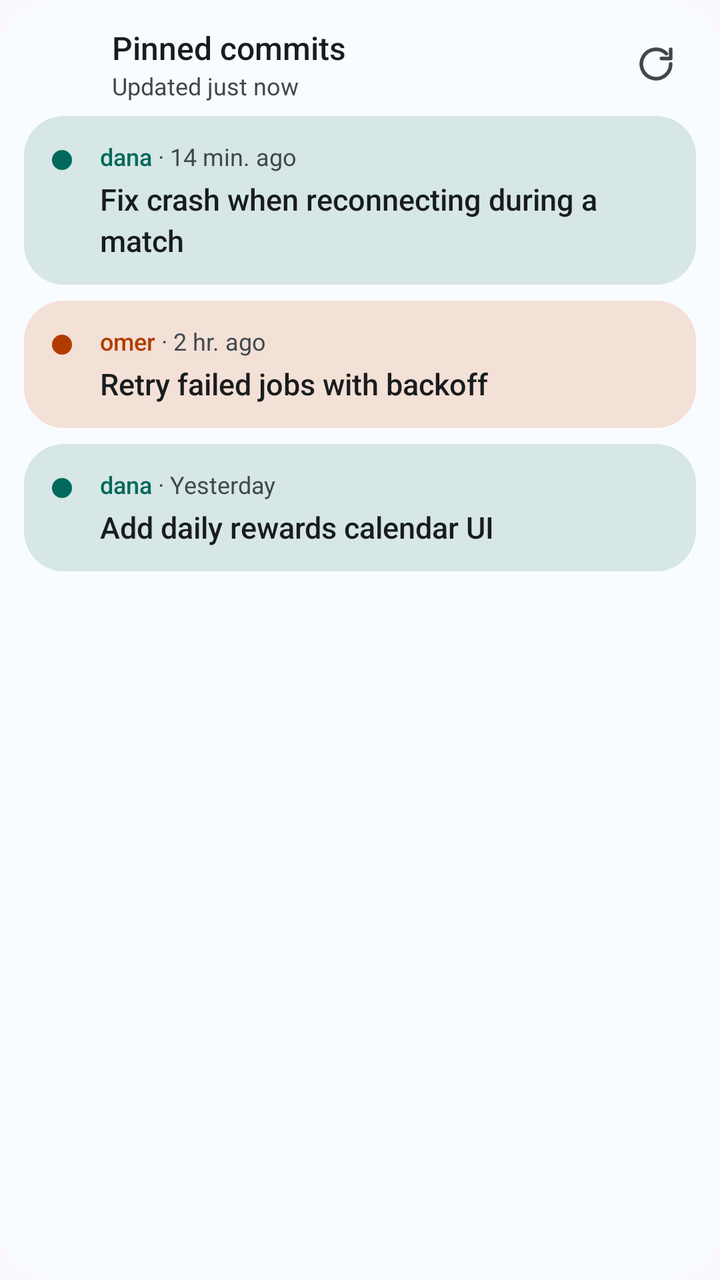
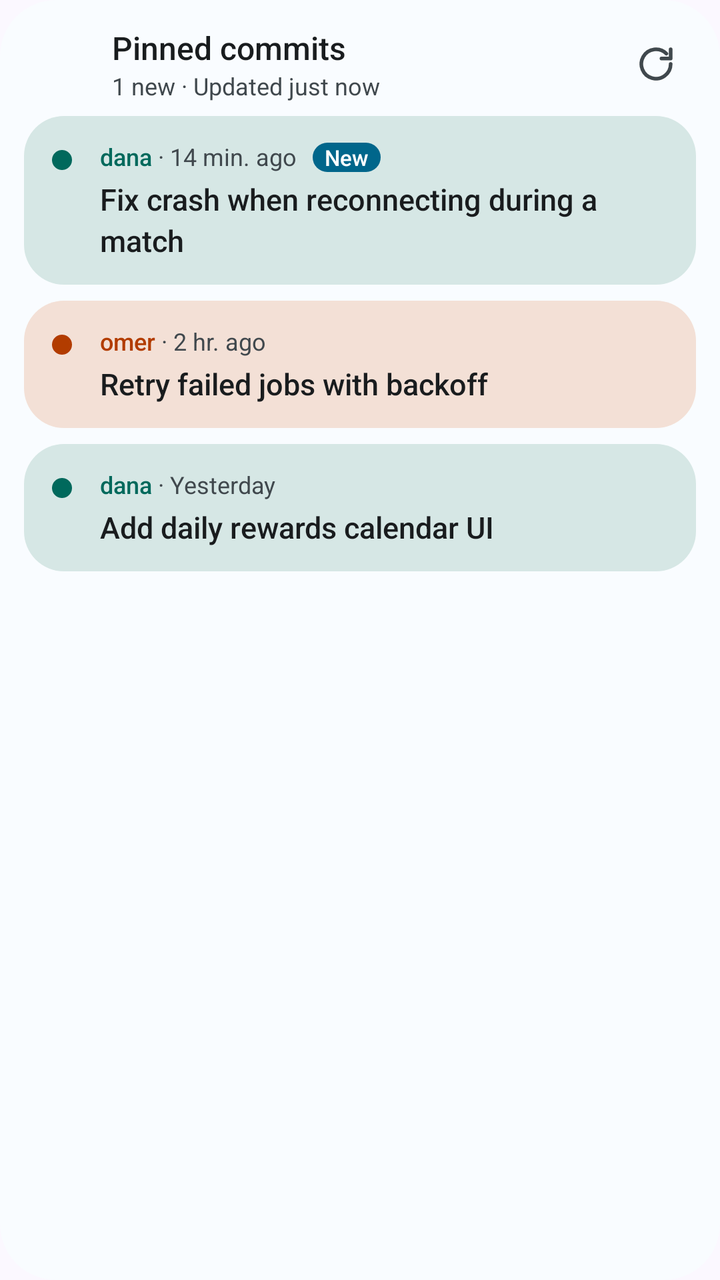

Compare the two renders of this Android layout. The source of the first and the diff that turns it into the second are given below.
<!-- AndroidManifest.xml: application theme AppTheme -->
<!-- res/layout/widget_preview.xml -->
<?xml version="1.0" encoding="utf-8"?>
<LinearLayout xmlns:android="http://schemas.android.com/apk/res/android"
    android:id="@android:id/background"
    android:layout_width="match_parent"
    android:layout_height="match_parent"
    android:background="@drawable/widget_bg"
    android:clipToOutline="true"
    android:orientation="vertical"
    android:paddingHorizontal="12dp"
    android:paddingTop="12dp"
    android:paddingBottom="6dp">

    <LinearLayout
        
        android:layout_width="match_parent"
        android:layout_height="wrap_content"
        android:gravity="center_vertical"
        android:minHeight="40dp"
        android:orientation="horizontal"
        android:paddingStart="8dp"
        android:paddingBottom="6dp">

        <ImageView
            android:layout_width="26dp"
            android:layout_height="26dp"
            android:layout_marginEnd="10dp"
            android:importantForAccessibility="no"
            android:src="@mipmap/ic_launcher" />

        <LinearLayout
            android:layout_width="0dp"
            android:layout_height="wrap_content"
            android:layout_weight="1"
            android:orientation="vertical">

            <TextView
                
                android:layout_width="wrap_content"
                android:layout_height="wrap_content"
                android:ellipsize="end"
                android:maxLines="1"
                android:fontFamily="sans-serif-medium"
                android:text="@string/widget_title"
                android:textColor="@color/widget_text"
                android:textSize="16sp" />

            <TextView
                android:text="Updated just now"
                android:layout_width="wrap_content"
                android:layout_height="wrap_content"
                android:ellipsize="end"
                android:maxLines="1"
                android:textColor="@color/widget_text_muted"
                android:textSize="12sp" />
        </LinearLayout>

        <ImageButton
            
            android:layout_width="40dp"
            android:layout_height="40dp"
            android:background="?android:attr/selectableItemBackgroundBorderless"
            android:contentDescription="@string/refresh"
            android:src="@drawable/ic_refresh" />
    </LinearLayout>

    <FrameLayout
        android:layout_width="match_parent"
        android:layout_height="0dp"
        android:layout_weight="1">

        <LinearLayout android:layout_width="match_parent" android:layout_height="wrap_content" android:orientation="vertical">
<LinearLayout
    android:layout_width="match_parent"
    android:layout_height="wrap_content"
    android:layout_marginBottom="8dp"
    android:background="@drawable/widget_row_bg"
    android:backgroundTint="#D6E7E5"
    android:orientation="horizontal"
    android:paddingHorizontal="14dp"
    android:paddingVertical="12dp">

    <ImageView
        android:tint="#00695C"
        android:layout_width="10dp"
        android:layout_height="10dp"
        android:layout_marginTop="5dp"
        android:layout_marginEnd="14dp"
        android:importantForAccessibility="no"
        android:src="@drawable/author_dot" />

    <LinearLayout
        android:layout_width="0dp"
        android:layout_height="wrap_content"
        android:layout_weight="1"
        android:orientation="vertical">

        <LinearLayout
            android:layout_width="match_parent"
            android:layout_height="wrap_content"
            android:baselineAligned="true"
            android:orientation="horizontal">

            <TextView
                android:text="dana"
                android:textColor="#00695C"
                android:layout_width="wrap_content"
                android:layout_height="wrap_content"
                android:ellipsize="end"
                android:fontFamily="sans-serif-medium"
                android:maxLines="1"
                android:textSize="12sp" />

            <TextView
                android:text=" · 14 min. ago"
                android:layout_width="wrap_content"
                android:layout_height="wrap_content"
                android:maxLines="1"
                android:textColor="@color/widget_text_muted"
                android:textSize="12sp" />

            <TextView
                android:text=""
                android:layout_width="0dp"
                android:layout_height="wrap_content"
                android:layout_marginStart="10dp"
                android:layout_weight="1"
                android:ellipsize="end"
                android:gravity="end"
                android:maxLines="1"
                android:textColor="@color/widget_text_muted"
                android:textSize="12sp" />
        </LinearLayout>

        <TextView
            android:text="Fix crash when reconnecting during a match"
            android:layout_width="match_parent"
            android:layout_height="wrap_content"
            android:layout_marginTop="3dp"
            android:ellipsize="end"
            android:lineSpacingExtra="3dp"
            android:maxLines="2"
            android:fontFamily="sans-serif-medium"
            android:textColor="@color/widget_text"
            android:textSize="15sp" />
    </LinearLayout>
</LinearLayout>

<LinearLayout
    android:layout_width="match_parent"
    android:layout_height="wrap_content"
    android:layout_marginBottom="8dp"
    android:background="@drawable/widget_row_bg"
    android:backgroundTint="#F3E0D6"
    android:orientation="horizontal"
    android:paddingHorizontal="14dp"
    android:paddingVertical="12dp">

    <ImageView
        android:tint="#B23C00"
        android:layout_width="10dp"
        android:layout_height="10dp"
        android:layout_marginTop="5dp"
        android:layout_marginEnd="14dp"
        android:importantForAccessibility="no"
        android:src="@drawable/author_dot" />

    <LinearLayout
        android:layout_width="0dp"
        android:layout_height="wrap_content"
        android:layout_weight="1"
        android:orientation="vertical">

        <LinearLayout
            android:layout_width="match_parent"
            android:layout_height="wrap_content"
            android:baselineAligned="true"
            android:orientation="horizontal">

            <TextView
                android:text="omer"
                android:textColor="#B23C00"
                android:layout_width="wrap_content"
                android:layout_height="wrap_content"
                android:ellipsize="end"
                android:fontFamily="sans-serif-medium"
                android:maxLines="1"
                android:textSize="12sp" />

            <TextView
                android:text=" · 2 hr. ago"
                android:layout_width="wrap_content"
                android:layout_height="wrap_content"
                android:maxLines="1"
                android:textColor="@color/widget_text_muted"
                android:textSize="12sp" />

            <TextView
                android:text=""
                android:layout_width="0dp"
                android:layout_height="wrap_content"
                android:layout_marginStart="10dp"
                android:layout_weight="1"
                android:ellipsize="end"
                android:gravity="end"
                android:maxLines="1"
                android:textColor="@color/widget_text_muted"
                android:textSize="12sp" />
        </LinearLayout>

        <TextView
            android:text="Retry failed jobs with backoff"
            android:layout_width="match_parent"
            android:layout_height="wrap_content"
            android:layout_marginTop="3dp"
            android:ellipsize="end"
            android:lineSpacingExtra="3dp"
            android:maxLines="2"
            android:fontFamily="sans-serif-medium"
            android:textColor="@color/widget_text"
            android:textSize="15sp" />
    </LinearLayout>
</LinearLayout>

<LinearLayout
    android:layout_width="match_parent"
    android:layout_height="wrap_content"
    android:layout_marginBottom="8dp"
    android:background="@drawable/widget_row_bg"
    android:backgroundTint="#D6E7E5"
    android:orientation="horizontal"
    android:paddingHorizontal="14dp"
    android:paddingVertical="12dp">

    <ImageView
        android:tint="#00695C"
        android:layout_width="10dp"
        android:layout_height="10dp"
        android:layout_marginTop="5dp"
        android:layout_marginEnd="14dp"
        android:importantForAccessibility="no"
        android:src="@drawable/author_dot" />

    <LinearLayout
        android:layout_width="0dp"
        android:layout_height="wrap_content"
        android:layout_weight="1"
        android:orientation="vertical">

        <LinearLayout
            android:layout_width="match_parent"
            android:layout_height="wrap_content"
            android:baselineAligned="true"
            android:orientation="horizontal">

            <TextView
                android:text="dana"
                android:textColor="#00695C"
                android:layout_width="wrap_content"
                android:layout_height="wrap_content"
                android:ellipsize="end"
                android:fontFamily="sans-serif-medium"
                android:maxLines="1"
                android:textSize="12sp" />

            <TextView
                android:text=" · Yesterday"
                android:layout_width="wrap_content"
                android:layout_height="wrap_content"
                android:maxLines="1"
                android:textColor="@color/widget_text_muted"
                android:textSize="12sp" />

            <TextView
                android:text=""
                android:layout_width="0dp"
                android:layout_height="wrap_content"
                android:layout_marginStart="10dp"
                android:layout_weight="1"
                android:ellipsize="end"
                android:gravity="end"
                android:maxLines="1"
                android:textColor="@color/widget_text_muted"
                android:textSize="12sp" />
        </LinearLayout>

        <TextView
            android:text="Add daily rewards calendar UI"
            android:layout_width="match_parent"
            android:layout_height="wrap_content"
            android:layout_marginTop="3dp"
            android:ellipsize="end"
            android:lineSpacingExtra="3dp"
            android:maxLines="2"
            android:fontFamily="sans-serif-medium"
            android:textColor="@color/widget_text"
            android:textSize="15sp" />
    </LinearLayout>
</LinearLayout>

        </LinearLayout>
    </FrameLayout>
</LinearLayout>
<!-- resources referenced by this layout -->
<resources>
  <color name="widget_text">@android:color/system_neutral1_900</color>
  <color name="widget_text_muted">@android:color/system_neutral2_700</color>
  <!-- drawable author_dot (drawable) -->
  <?xml version="1.0" encoding="utf-8"?>
  <shape xmlns:android="http://schemas.android.com/apk/res/android" android:shape="oval">
      <solid android:color="#ffffff" />
      <size android:width="10dp" android:height="10dp" />
  </shape>
  <!-- drawable ic_refresh (drawable) -->
  <vector xmlns:android="http://schemas.android.com/apk/res/android"
      android:width="22dp" android:height="22dp" android:viewportWidth="24" android:viewportHeight="24">
      <path android:pathData="M20,12a8,8 0,1 1,-2.34 -5.66M20,4v5h-5"
          android:strokeColor="@color/widget_text_muted" android:strokeWidth="2"
          android:strokeLineCap="round" android:strokeLineJoin="round" />
  </vector>
  <!-- drawable widget_bg (drawable) -->
  <?xml version="1.0" encoding="utf-8"?>
  <shape xmlns:android="http://schemas.android.com/apk/res/android">
      <solid android:color="@color/widget_bg" />
      <corners android:radius="@android:dimen/system_app_widget_background_radius" />
  </shape>
  <!-- drawable widget_row_bg (drawable) -->
  <?xml version="1.0" encoding="utf-8"?>
  <ripple xmlns:android="http://schemas.android.com/apk/res/android" android:color="#26888888">
      <item>
          <shape>
              <solid android:color="@color/widget_row_bg" />
              <corners android:radius="@android:dimen/system_app_widget_inner_radius" />
          </shape>
      </item>
  </ripple>
  <!-- mipmap ic_launcher (mipmap-anydpi-v26) -->
  <?xml version="1.0" encoding="utf-8"?>
  <adaptive-icon xmlns:android="http://schemas.android.com/apk/res/android">
      <background android:drawable="@drawable/ic_launcher_background" />
      <foreground android:drawable="@drawable/ic_launcher_foreground" />
      <monochrome android:drawable="@drawable/ic_launcher_monochrome" />
  </adaptive-icon>
  <string name="refresh">Refresh</string>
  <string name="widget_title">Pinned commits</string>
  <style name="AppTheme" parent="android:Theme.Material.Light.NoActionBar">
          <item name="android:windowBackground">@color/app_bg</item>
      </style>
  <color name="widget_bg">@android:color/system_neutral2_10</color>
  <color name="widget_row_bg">@android:color/system_accent2_100</color>
  <!-- drawable ic_launcher_background (drawable) -->
  <shape xmlns:android="http://schemas.android.com/apk/res/android">
      <gradient android:angle="315" android:startColor="@color/icon_bg_start" android:endColor="@color/icon_bg_end" />
  </shape>
  <color name="app_bg">#fbf8ff</color>
  <color name="icon_bg_start">#7b6cff</color>
  <color name="icon_bg_end">#4338ca</color>
  <!-- unchanged entries left out for length: 2 -->
</resources>

<!-- the commit's change to res/layout/widget_preview.xml (unified diff, before → after) -->
@@ -45,7 +45,7 @@
                 android:textSize="16sp" />
 
             <TextView
-                android:text="Updated just now"
+                android:text="1 new · Updated just now"
                 android:layout_width="wrap_content"
                 android:layout_height="wrap_content"
                 android:ellipsize="end"
@@ -119,6 +119,18 @@
                 android:textSize="12sp" />
 
             <TextView
+                android:layout_width="wrap_content"
+                android:layout_height="wrap_content"
+                android:layout_marginStart="8dp"
+                android:background="@drawable/widget_new_bg"
+                android:fontFamily="sans-serif-medium"
+                android:maxLines="1"
+                android:paddingHorizontal="6dp"
+                android:text="@string/widget_new"
+                android:textColor="@color/widget_on_accent"
+                android:textSize="11sp" />
+
+            <TextView
                 android:text=""
                 android:layout_width="0dp"
                 android:layout_height="wrap_content"
<!-- resource entries referenced after the edit -->
@@ -1,5 +1,6 @@
 <!-- resources referenced by this layout -->
 <resources>
+  <color name="widget_on_accent">@android:color/system_accent1_0</color>
   <color name="widget_text">@android:color/system_neutral1_900</color>
   <color name="widget_text_muted">@android:color/system_neutral2_700</color>
   <!-- drawable author_dot (drawable) -->
@@ -21,6 +22,12 @@
       <solid android:color="@color/widget_bg" />
       <corners android:radius="@android:dimen/system_app_widget_background_radius" />
   </shape>
+  <!-- drawable widget_new_bg (drawable) -->
+  <?xml version="1.0" encoding="utf-8"?>
+  <shape xmlns:android="http://schemas.android.com/apk/res/android">
+      <solid android:color="@color/widget_accent" />
+      <corners android:radius="8dp" />
+  </shape>
   <!-- drawable widget_row_bg (drawable) -->
   <?xml version="1.0" encoding="utf-8"?>
   <ripple xmlns:android="http://schemas.android.com/apk/res/android" android:color="#26888888">
@@ -39,11 +46,13 @@
       <monochrome android:drawable="@drawable/ic_launcher_monochrome" />
   </adaptive-icon>
   <string name="refresh">Refresh</string>
+  <string name="widget_new">New</string>
   <string name="widget_title">Pinned commits</string>
   <style name="AppTheme" parent="android:Theme.Material.Light.NoActionBar">
           <item name="android:windowBackground">@color/app_bg</item>
       </style>
   <color name="widget_bg">@android:color/system_neutral2_10</color>
+  <color name="widget_accent">@android:color/system_accent1_600</color>
   <color name="widget_row_bg">@android:color/system_accent2_100</color>
   <!-- drawable ic_launcher_background (drawable) -->
   <shape xmlns:android="http://schemas.android.com/apk/res/android">
